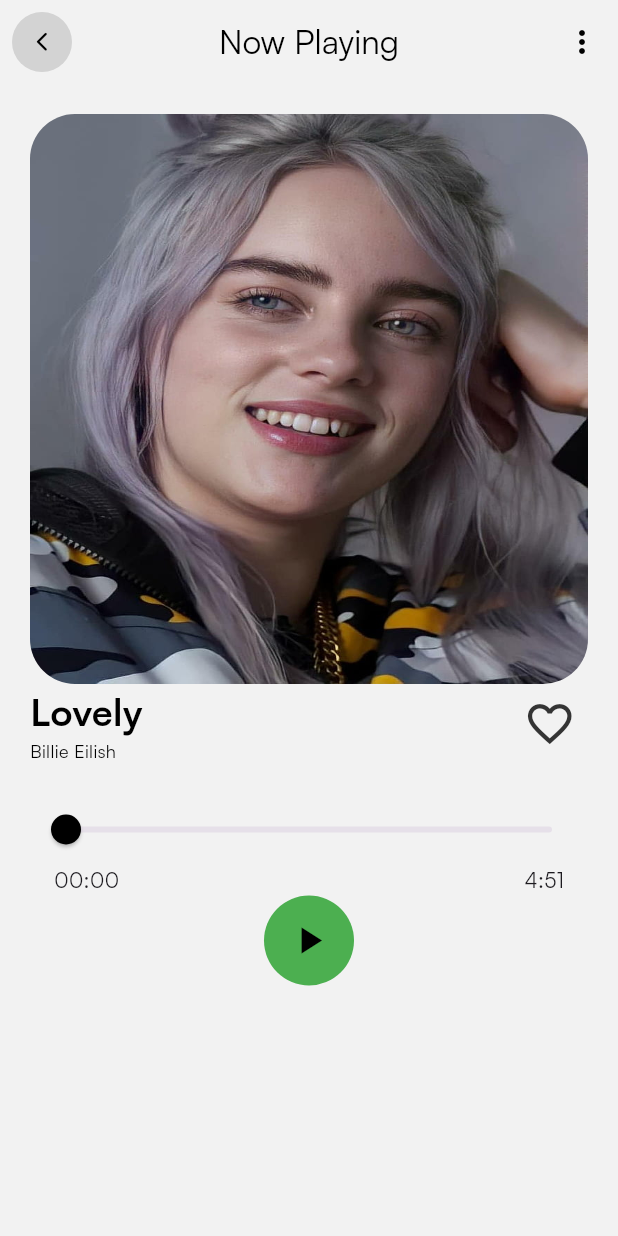
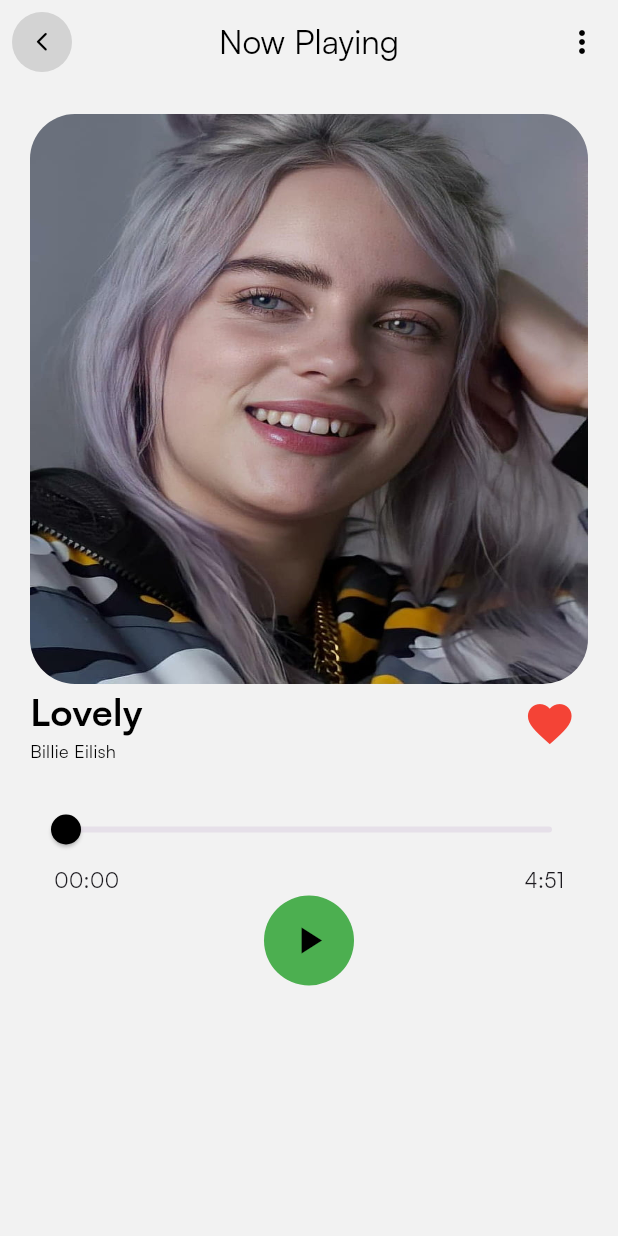
Before and after one commit to Ruhan130/SpotifyCloneUsingFlutter, a Flutter app: the SongPlayer screen opened directly with sample values from the repository, after a tap on the "favorite outline" icon, on a phone screen of 412 x 824 dp. Run offline on Flutter 3.47's test engine with Material 3 defaults, Android fonts, the phone set to English and light mode, and no system bars; our stand-ins replace bloc, dartz, firebase_auth, firebase_core, flutter_bloc, flutter_svg and 3 more; accounts and stored records are empty.

Commit message:
add and remove work done

```diff
--- a/lib/presentation/song-player/song_player.dart
+++ b/lib/presentation/song-player/song_player.dart
@@ -4,8 +4,11 @@ import 'package:just_audio/just_audio.dart';
 import 'package:project/common/helper/isDark.dart';
 import 'package:project/common/widgets/Basic_appbar.dart';
 import 'package:project/common/widgets/customTextWiget.dart';
+import 'package:project/core/config/assets/app_music.dart';
 import 'package:project/core/config/theme/app_color.dart';
+import 'package:project/presentation/Add_to_favourite/provider/FavourtieProvider.dart';
 import 'package:project/presentation/Home/model/new_songsection.dart';
+import 'package:provider/provider.dart';
 
 class SongPlayer extends StatefulWidget {
   final SongEntity songEntity;
@@ -134,13 +137,23 @@ class _SongPlayerState extends State<SongPlayer> {
             ),
           ],
         ),
-        IconButton(
-          onPressed: () {},
-          icon: const Icon(
-            Icons.favorite_outline_outlined,
-            size: 35,
-            color: AppColor.darkGrey,
-          ),
+        Consumer<Favourtieprovider>(
+          builder: (context, favouriteProvider, child) {
+            final isFavourite = favouriteProvider.isExit(widget.songEntity);
+            return IconButton(
+              onPressed: () {
+                // Toggle favorite logic
+                favouriteProvider.toggleFavourite(widget.songEntity);
+              },
+              icon: Icon(
+                isFavourite
+                    ? Icons.favorite // If in favorites
+                    : Icons.favorite_outline_outlined, // If not in favorites
+                size: 35,
+                color: isFavourite ? Colors.red : AppColor.darkGrey,
+              ),
+            );
+          },
         ),
       ],
     );
@@ -165,16 +178,13 @@ class _SongPlayerState extends State<SongPlayer> {
           child: Row(
             mainAxisAlignment: MainAxisAlignment.spaceBetween,
             children: [
-
               Text(
                 formatDuration(position),
               ),
-
               Text(currentSong.duraTion),
             ],
           ),
         ),
-
 
         Container(
           height: 60,
```
Also changed, not shown: lib/presentation/Home/pages/widget/PlayList.dart (+10 -3 lines).
